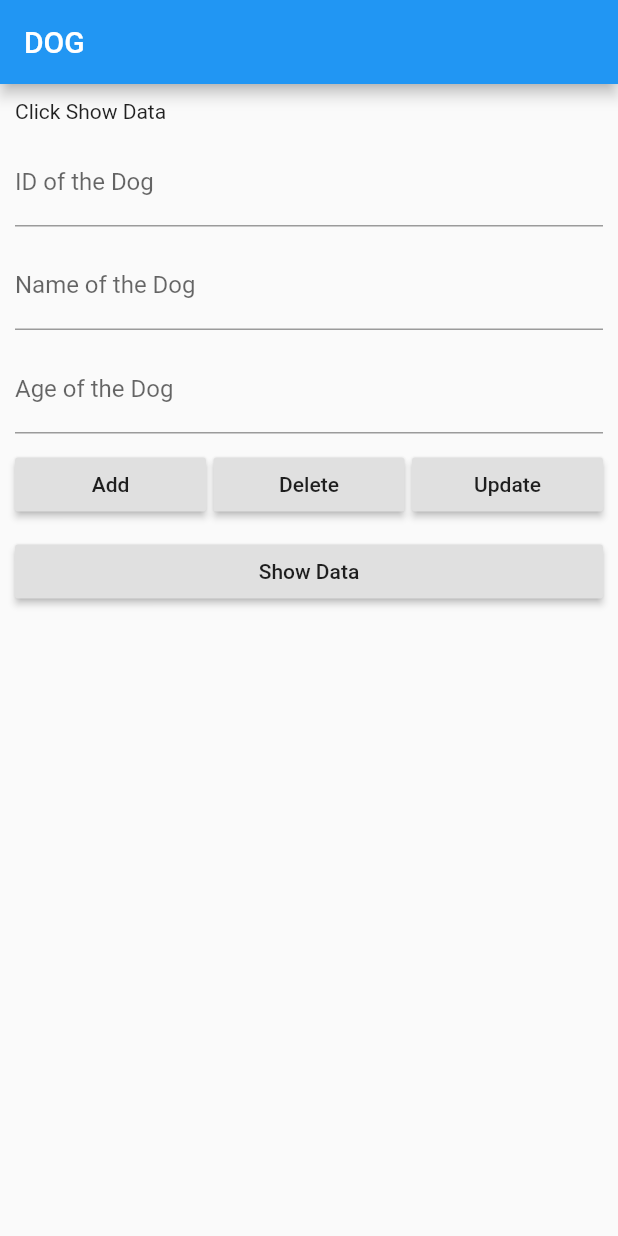
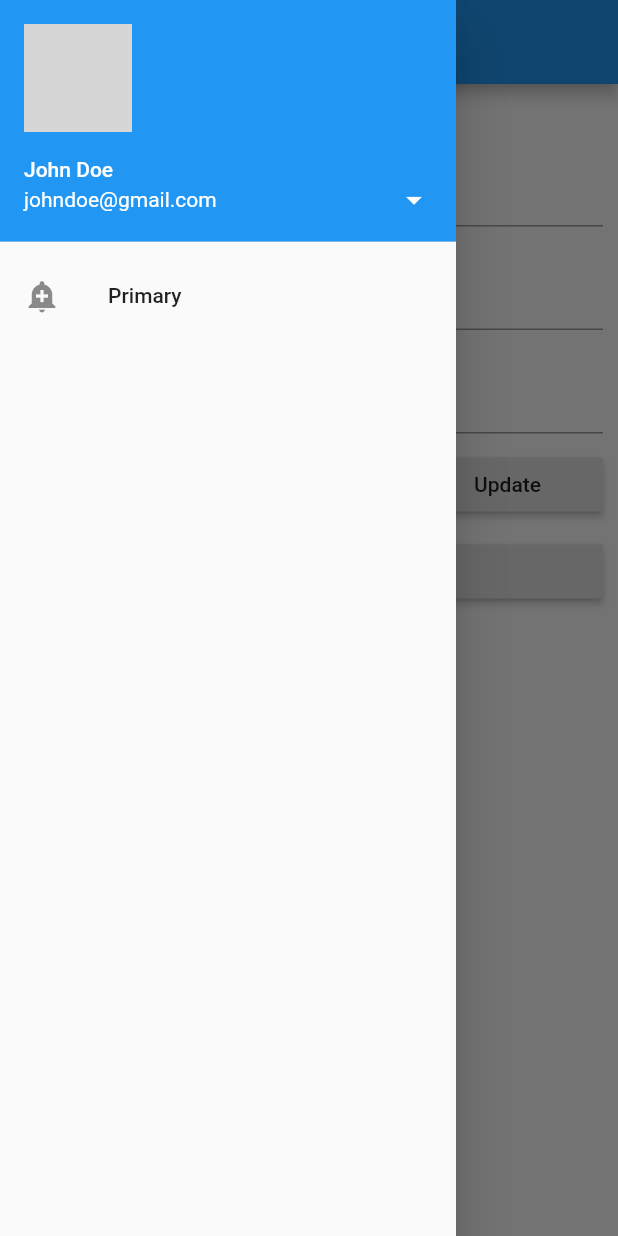
Before and after one commit to vaibhavcs99/Dog-Database, a Flutter app: the First screen opened directly, with the side drawer open (before the commit the screen has no drawer), on a phone screen of 412 x 824 dp. Run offline on Flutter 3.47's test engine with Material 2 defaults, Android fonts, the phone set to English and light mode, and no system bars; our stand-ins replace sqflite; accounts and stored records are empty; network calls fail; grey boxes are pictures that could not be loaded.

Commit message:
add drawer and listview

```diff
--- a/lib/First.dart
+++ /dev/null
@@ -1,156 +0,0 @@
-import 'package:flutter/material.dart';
-import 'Dog.dart';
-import 'db_helper.dart';
-
-class First extends StatefulWidget {
-  @override
-  _FirstState createState() => _FirstState();
-}
-
-class _FirstState extends State<First> {
-  DBhelper dBhelper = DBhelper();
-  String _changedData = 'Click Show Data';
-
-  TextEditingController nameController = TextEditingController();
-  TextEditingController idController = TextEditingController();
-  TextEditingController ageController = TextEditingController();
-
-  @override
-  Widget build(BuildContext context) {
-    var _minSpace = 5.0;
-    return Scaffold(
-      appBar: AppBar(
-        title: Text("DOG"),
-      ),
-      body: Padding(
-          padding: EdgeInsets.all(_minSpace),
-          child: ListView(children: [
-            //Text view
-            Padding(
-              padding: EdgeInsets.all(_minSpace),
-              child: Wrap(
-                children: [
-                  Text(_changedData),
-                ],
-              ),
-            ),
-            //ID Field
-            Padding(
-              padding: EdgeInsets.all(_minSpace),
-              child: TextField(
-                  controller: idController,
-                  decoration: InputDecoration(labelText: "ID of the Dog")),
-            ),
-
-            //name Field
-            Padding(
-              padding: EdgeInsets.all(_minSpace),
-              child: TextField(
-                  controller: nameController,
-                  decoration: InputDecoration(labelText: "Name of the Dog")),
-            ),
-
-            //Age Field
-            Padding(
-              padding: EdgeInsets.all(_minSpace),
-              child: TextField(
-                  controller: ageController,
-                  decoration: InputDecoration(labelText: "Age of the Dog")),
-            ),
-            Padding(
-              padding: EdgeInsets.all(_minSpace),
-              child: Row(
-                children: [
-                  //InsertButton"
-                  Expanded(
-                    child: RaisedButton(
-                        child: Text("Add"),
-                        onPressed: () {
-                          insertDog();
-                        }),
-                  ),
-
-                  Container(
-                    width: _minSpace,
-                  ),
-
-                  //DeleteButton"
-                  Expanded(
-                    child: RaisedButton(
-                        child: Text("Delete"),
-                        onPressed: () {
-                          deleteDogs();
-                        }),
-                  ),
-
-                  Container(
-                    width: _minSpace,
-                  ),
-
-                  //UpdateButton"
-                  Expanded(
-                    child: RaisedButton(
-                        child: Text("Update"),
-                        onPressed: () {
-                          updateDog();
-                        }),
-                  ),
-                ],
-              ),
-            ),
-            Padding(
-                padding: EdgeInsets.all(_minSpace),
-                child: RaisedButton(
-                    child: Text("Show Data"),
-                    onPressed: () {
-                      showData();
-                    }))
-          ])),
-    );
-  }
-
-  //Retreive Data
-
-  Future<String> getDogNames() async {
-    List<Dog> list = await dBhelper.retrieveDogs();
-    List<String> names = List();
-
-    //replaced async with then
-    list.forEach((element) {
-      names.add(element.name + " " + element.age.toString());
-    });
-    var tempList = names.toString();
-    return tempList;
-  }
-
-  void insertDog() {
-    String name = nameController.text;
-    int age = int.parse(ageController.text);
-
-    dBhelper.insertDog(Dog(name, age));
-    showData();
-  }
-
-  void deleteDogs() {
-    int number = int.parse(idController.text);
-    if (number != null) dBhelper.deleteDogs(number);
-    showData();
-  }
-
-  void updateDog() {
-    String name = nameController.text;
-    int age = int.parse(ageController.text);
-    int id = int.parse(idController.text);
-
-    var dog = Dog(name, age);
-    dog.id = id;
-    dBhelper.updateDogs(dog);
-    showData();
-  }
-
-  void showData() {
-    setState(() {
-      getDogNames().then((value) => _changedData = value);
-    });
-  }
-}
--- a/lib/main.dart
+++ b/lib/main.dart
@@ -1,11 +1,12 @@
+import 'package:dog_db/screens/DataList.dart';
 import 'package:flutter/material.dart';
-import 'First.dart';
+import 'screens/First.dart';
 
 void main() async {
 
   runApp(MaterialApp(
     title: 'fddjfn',
-    home: First(),
+    home: DataList(),
   ));
 
 }
--- /dev/null
+++ b/lib/screens/Drawer.dart
@@ -0,0 +1,42 @@
+import 'package:flutter/material.dart';
+
+import 'DataList.dart';
+
+class NewDrawer extends StatefulWidget {
+  @override
+  _NewDrawerState createState() => _NewDrawerState();
+}
+
+class _NewDrawerState extends State<NewDrawer> {
+  @override
+  Widget build(BuildContext context) {
+    return Drawer(
+      child: ListView(
+        padding: EdgeInsets.zero,
+        children: <Widget>[
+          UserAccountsDrawerHeader(
+            accountEmail: Text("johndoe@gmail.com"),
+            accountName: Text("John Doe"),
+            currentAccountPicture: CircleAvatar(backgroundImage: getImage()),
+            // decoration: ,
+            onDetailsPressed: () => debugPrint("TOuched name"),
+          ),
+          ListTile(
+            leading: Icon(Icons.add_alert),
+            title: Text("Primary"),
+            onTap: () {
+              Navigator.pop(context);
+              Navigator.push(context,MaterialPageRoute(builder: (context)=>DataList()));
+              // Navigator.pushNamed(context, '/primary');
+            },
+          ),
+        ],
+      ),
+    );
+  }
+
+  getImage() {
+    return NetworkImage(
+        'https://img1.looper.com/img/gallery/what-you-need-to-know-before-you-see-deadpool-2/intro-1525691373.jpg');
+  }
+}
--- /dev/null
+++ b/lib/screens/First.dart
@@ -0,0 +1,163 @@
+import 'package:flutter/material.dart';
+import '../model/Dog.dart';
+import '../model/db_helper.dart';
+import 'Drawer.dart';
+
+class First extends StatefulWidget {
+  @override
+  _FirstState createState() => _FirstState();
+}
+
+class _FirstState extends State<First> {
+  DBhelper dBhelper = DBhelper();
+  String _changedData = 'Click Show Data';
+
+  TextEditingController nameController = TextEditingController();
+  TextEditingController idController = TextEditingController();
+  TextEditingController ageController = TextEditingController();
+
+  @override
+  Widget build(BuildContext context) {
+
+    return Scaffold(
+      appBar: AppBar(
+        title: Text("DOG"),
+      ),
+      body: bodyWidget(),
+      drawer: NewDrawer(),
+    );
+  }
+
+  //Retreive Data
+
+  Future<String> getDogNames() async {
+    List<Dog> list = await dBhelper.retrieveDogs();
+    List<String> names = List();
+
+    //replaced async with then
+    list.forEach((element) {
+      names.add(element.name + " " + element.age.toString());
+    });
+    var tempList = names.toString();
+    return tempList;
+  }
+
+  void insertDog() {
+    String name = nameController.text;
+    int age = int.parse(ageController.text);
+
+    dBhelper.insertDog(Dog(name, age));
+    showData();
+  }
+
+  void deleteDogs() {
+    int number = int.parse(idController.text);
+    if (number != null) dBhelper.deleteDogs(number);
+    showData();
+  }
+
+  void updateDog() {
+    String name = nameController.text;
+    int age = int.parse(ageController.text);
+    int id = int.parse(idController.text);
+
+    var dog = Dog(name, age);
+    dog.id = id;
+    dBhelper.updateDogs(dog);
+    showData();
+  }
+
+  void showData() {
+    setState(() {
+      getDogNames().then((value) => _changedData = value);
+    });
+  }
+
+  bodyWidget() {
+    var _minSpace = 5.0;
+    return Padding(
+        padding: EdgeInsets.all(_minSpace),
+        child: ListView(children: [
+          //Text view
+          Padding(
+            padding: EdgeInsets.all(_minSpace),
+            child: Wrap(
+              children: [
+                Text(_changedData),
+              ],
+            ),
+          ),
+          //ID Field
+          Padding(
+            padding: EdgeInsets.all(_minSpace),
+            child: TextField(
+                controller: idController,
+                decoration: InputDecoration(labelText: "ID of the Dog")),
+          ),
+
+          //name Field
+          Padding(
+            padding: EdgeInsets.all(_minSpace),
+            child: TextField(
+                controller: nameController,
+                decoration: InputDecoration(labelText: "Name of the Dog")),
+          ),
+
+          //Age Field
+          Padding(
+            padding: EdgeInsets.all(_minSpace),
+            child: TextField(
+                controller: ageController,
+                decoration: InputDecoration(labelText: "Age of the Dog")),
+          ),
+          Padding(
+            padding: EdgeInsets.all(_minSpace),
+            child: Row(
+              children: [
+                //InsertButton"
+                Expanded(
+                  child: RaisedButton(
+                      child: Text("Add"),
+                      onPressed: () {
+                        insertDog();
+                      }),
+                ),
+
+                Container(
+                  width: _minSpace,
+                ),
+
+                //DeleteButton"
+                Expanded(
+                  child: RaisedButton(
+                      child: Text("Delete"),
+                      onPressed: () {
+                        deleteDogs();
+                      }),
+                ),
+
+                Container(
+                  width: _minSpace,
+                ),
+
+                //UpdateButton"
+                Expanded(
+                  child: RaisedButton(
+                      child: Text("Update"),
+                      onPressed: () {
+                        updateDog();
+                      }),
+                ),
+              ],
+            ),
+          ),
+          Padding(
+              padding: EdgeInsets.all(_minSpace),
+              child: RaisedButton(
+                  child: Text("Show Data"),
+                  onPressed: () {
+                    showData();
+                  }))
+        ]));
+  }
+}
```
Also changed, not shown: lib/model/db_helper.dart (renamed from lib/db_helper.dart, +11 -1 lines), lib/screens/DataList.dart (added, +39 -0 lines), lib/model/Dog.dart (renamed from lib/Dog.dart).
